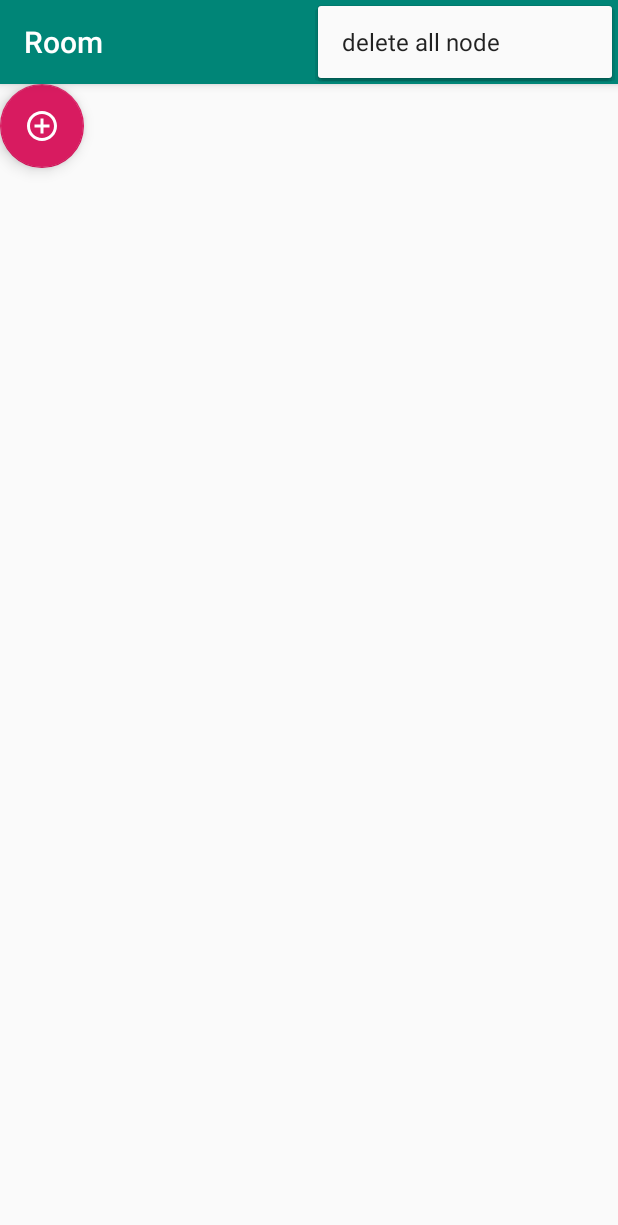
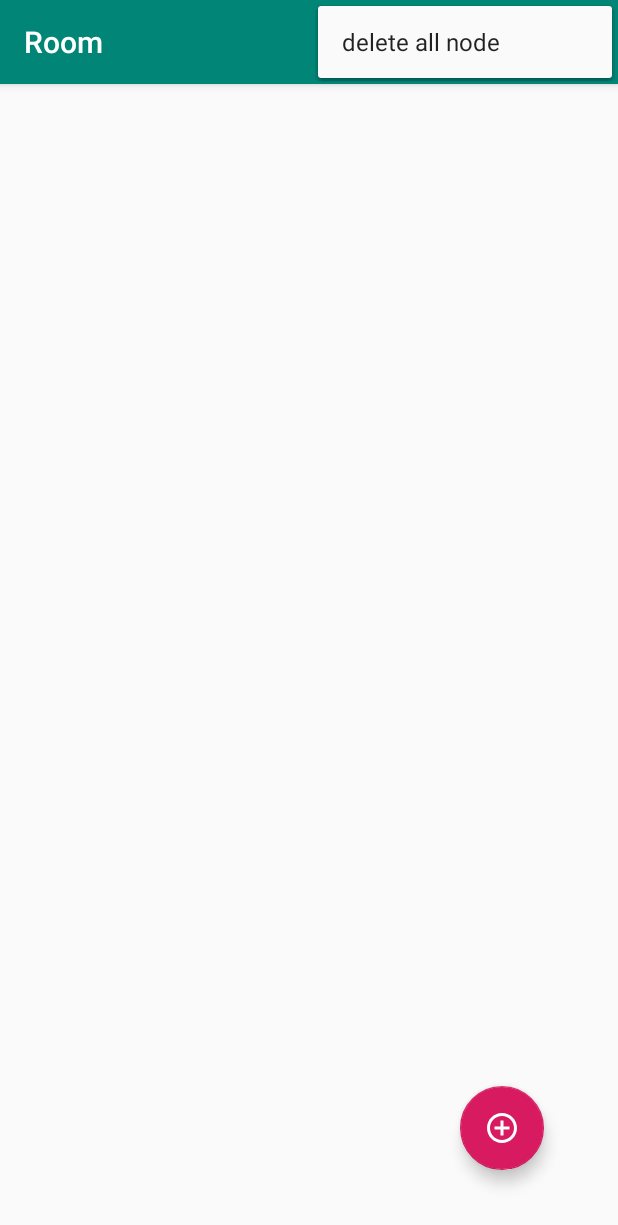
Before and after one commit to bhagyashree12/Room_Android, an Android app: the screen it shows after launch (MainActivity), with the options menu open, on a phone screen of 412 x 824 dp. Shown: the top 1225 px of the screen. Run offline under Robolectric (Android 15) with nearby library versions, the phone set to English and light mode, and no system bars; our stand-ins replace Room's generated code; 4 statements that could not run were skipped.

```diff
--- a/app/src/main/java/com/example/room/Node_repository.java
+++ b/app/src/main/java/com/example/room/Node_repository.java
@@ -67,6 +67,7 @@ public class Node_repository {
 
         }
     }
+
     private static class Updatenode extends AsyncTask<Node, Void, Void> {
 
         private Node_dao node_dao;
@@ -85,6 +86,7 @@ public class Node_repository {
 
         }
     }
+
     private static class Deletenode extends AsyncTask<Node, Void, Void> {
 
         private Node_dao node_dao;
@@ -103,6 +105,7 @@ public class Node_repository {
 
         }
     }
+
     private static class Deleteallnode extends AsyncTask<Node, Void, Void> {
 
         private Node_dao node_dao;
--- a/app/src/main/res/layout/activity_main.xml
+++ b/app/src/main/res/layout/activity_main.xml
@@ -17,9 +17,16 @@
         android:id="@+id/floating_action_button"
         android:layout_width="wrap_content"
         android:layout_height="wrap_content"
+        android:layout_marginEnd="8dp"
+        android:layout_marginRight="8dp"
+        android:layout_marginBottom="8dp"
         android:src="@drawable/ic_add_icon"
-        tools:layout_editor_absoluteX="317dp"
-        tools:layout_editor_absoluteY="638dp" />
+        app:layout_constraintBottom_toBottomOf="@+id/recycler_view"
+        app:layout_constraintEnd_toEndOf="@+id/recycler_view"
+        app:layout_constraintHorizontal_bias="0.881"
+        app:layout_constraintStart_toStartOf="@+id/recycler_view"
+        app:layout_constraintTop_toTopOf="@+id/recycler_view"
+        app:layout_constraintVertical_bias="0.949" />
 
 
 </androidx.constraintlayout.widget.ConstraintLayout>
```
Also changed, not shown: app/src/main/java/com/example/room/AnotherActivity.java (+27 -7 lines), app/src/main/java/com/example/room/MainActivity.java (+39 -7 lines).
